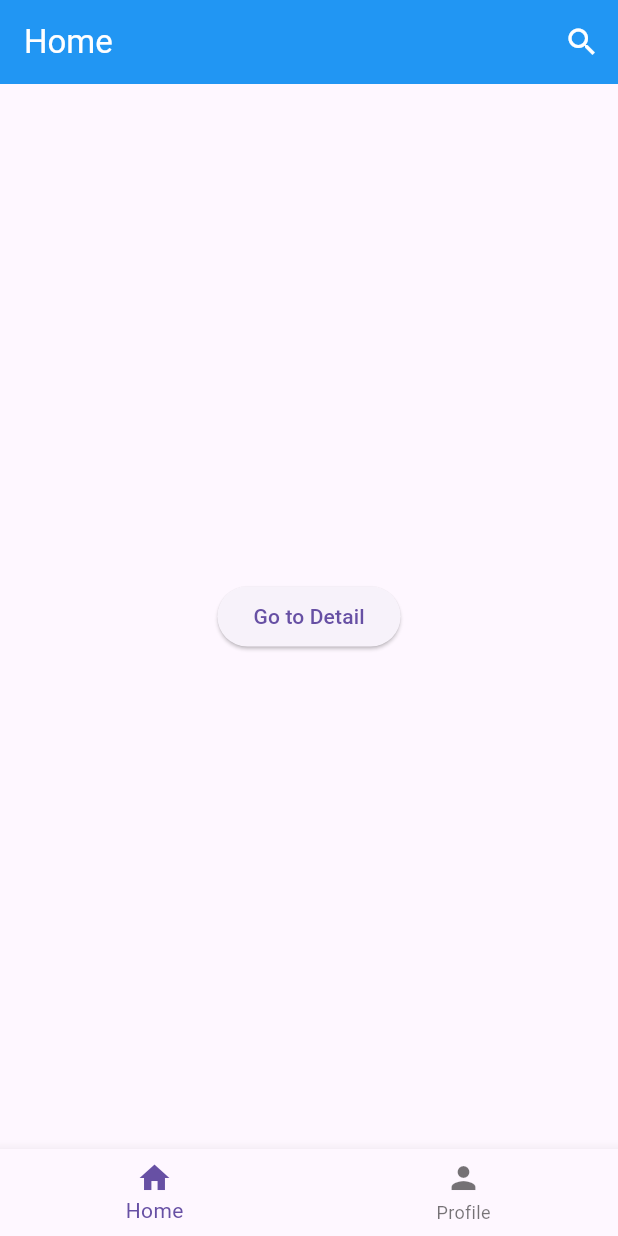
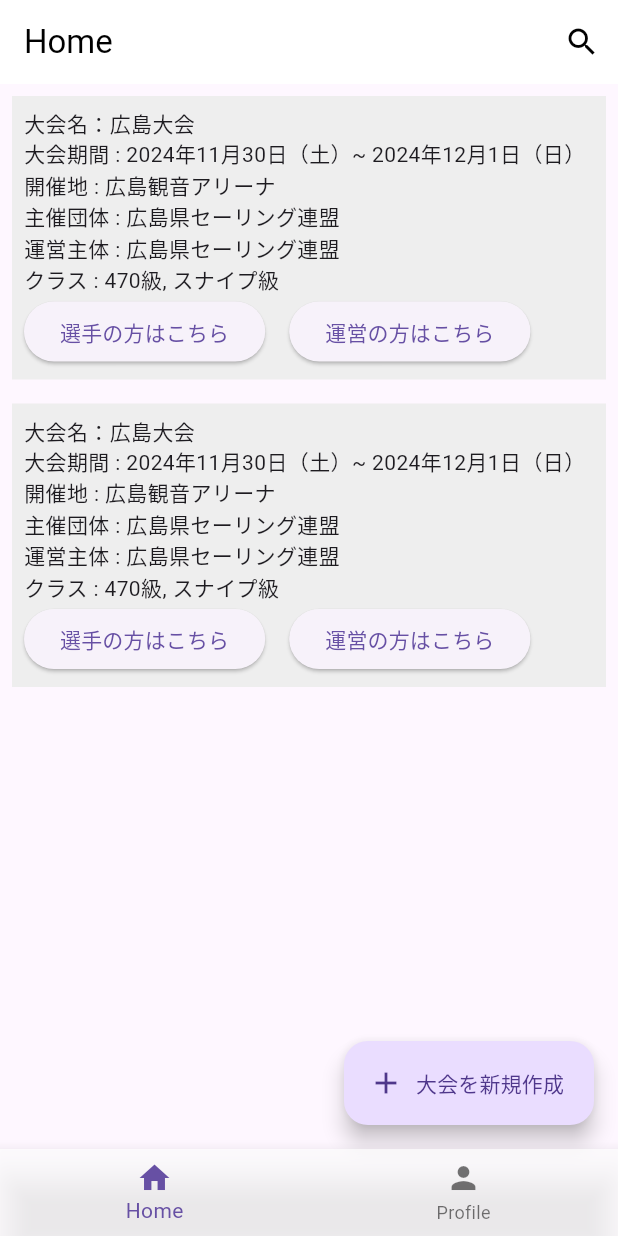
Before and after one commit to mohachi8/Wind-Wave, a Flutter app: the screen it shows after launch, on a phone screen of 412 x 824 dp. Run offline on Flutter 3.47's test engine with Material 3 defaults, Android fonts, the phone set to English and light mode, and no system bars.

Commit message:
ホーム画面のレイアウト実装

```diff
--- a/lib/app/main_layout.dart
+++ b/lib/app/main_layout.dart
@@ -22,7 +22,13 @@ class _MainLayoutState extends State<MainLayout> {
   Widget build(BuildContext context) {
     return Scaffold(
       body: _pages[_currentIndex], // 現在選択されているページ
-      bottomNavigationBar: BottomNavigationBar(
+      bottomNavigationBar: Theme(
+        data: Theme.of(context).copyWith(
+          splashColor: Colors.transparent, // リップルエフェクトを無効化
+          highlightColor: Colors.transparent, // タッチ時のハイライトを無効化
+        ),
+        child: BottomNavigationBar(
+          backgroundColor: Colors.white70, // 背景色を変更
           currentIndex: _currentIndex,
           onTap: (index) {
             setState(() {
@@ -40,6 +46,7 @@ class _MainLayoutState extends State<MainLayout> {
             ),
           ],
         ),
+      ),
     );
   }
 }
--- a/lib/app/theme.dart
+++ b/lib/app/theme.dart
@@ -6,8 +6,8 @@ class AppTheme {
     brightness: Brightness.light,
     primarySwatch: Colors.blue,
     appBarTheme: const AppBarTheme(
-      backgroundColor: Colors.blue,
-      foregroundColor: Colors.white,
+      backgroundColor: Colors.white,
+      foregroundColor: Colors.black,
     ),
   );
 
--- a/lib/features/home/presentation/pages/home_page.dart
+++ b/lib/features/home/presentation/pages/home_page.dart
@@ -17,13 +17,103 @@ class HomePage extends StatelessWidget {
           ),
         ],
       ),
-      body: Center(
-        child: ElevatedButton(
-          onPressed: () {
-            Navigator.pushNamed(context, '/detail');
-          },
-          child: const Text('Go to Detail'),
+      body: SingleChildScrollView(
+        child: Column(
+          mainAxisAlignment: MainAxisAlignment.start,
+          children: [
+            Padding(
+              padding: const EdgeInsets.all(8),
+              child: SizedBox(
+                child: Container(
+                  color: Colors.grey[200],
+                  child: Padding(
+                    padding: const EdgeInsets.all(8),
+                    child: Column(
+                      crossAxisAlignment: CrossAxisAlignment.start,
+                      children: [
+                        Text('大会名：広島大会'),
+                        Text('大会期間 : 2024年11月30日（土）~ 2024年12月1日（日）'),
+                        Text('開催地 : 広島観音アリーナ'),
+                        Text('主催団体 : 広島県セーリング連盟'),
+                        Text('運営主体 : 広島県セーリング連盟'),
+                        Text('クラス : 470級, スナイプ級'),
+                        Row(
+                          children: [
+                            ElevatedButton(
+                              onPressed: () {
+                                // Navigator.pushNamed(context, '/detail'); // ページ遷移
+                              },
+                              child: const Text('選手の方はこちら'),
+                            ),
+                            const SizedBox(width: 16),
+                            ElevatedButton(
+                              onPressed: () {
+                                // Navigator.pushNamed(context, '/detail'); // ページ遷移
+                              },
+                              child: const Text('運営の方はこちら'),
+                            ),
+                          ],
+                        ),
+                      ],
+                    ),
+                  ),
+                ),
+              ),
+            ),
+            // ElevatedButton(
+            //   onPressed: () {
+            //     Navigator.pushNamed(context, '/detail'); // ページ遷移
+            //   },
+            //   child: const Text('Go to Detail'),
+            // ),
+            Padding(
+              padding: const EdgeInsets.all(8),
+              child: SizedBox(
+                child: Container(
+                  color: Colors.grey[200],
+                  child: Padding(
+                    padding: const EdgeInsets.all(8),
+                    child: Column(
+                      crossAxisAlignment: CrossAxisAlignment.start,
+                      children: [
+                        Text('大会名：広島大会'),
+                        Text('大会期間 : 2024年11月30日（土）~ 2024年12月1日（日）'),
+                        Text('開催地 : 広島観音アリーナ'),
+                        Text('主催団体 : 広島県セーリング連盟'),
+                        Text('運営主体 : 広島県セーリング連盟'),
+                        Text('クラス : 470級, スナイプ級'),
+                        Row(
+                          children: [
+                            ElevatedButton(
+                              onPressed: () {
+                                // Navigator.pushNamed(context, '/detail'); // ページ遷移
+                              },
+                              child: const Text('選手の方はこちら'),
+                            ),
+                            const SizedBox(width: 16),
+                            ElevatedButton(
+                              onPressed: () {
+                                // Navigator.pushNamed(context, '/detail'); // ページ遷移
+                              },
+                              child: const Text('運営の方はこちら'),
+                            ),
+                          ],
+                        ),
+                      ],
+                    ),
+                  ),
+                ),
+              ),
+            ),
+          ],
         ),
+      ),
+      floatingActionButton: FloatingActionButton.extended(
+        onPressed: () {
+          //
+        },
+        icon: const Icon(Icons.add),
+        label: const Text('大会を新規作成'),
       ),
     );
   }
```
Lines whose indentation alone changed are shown as unchanged.
